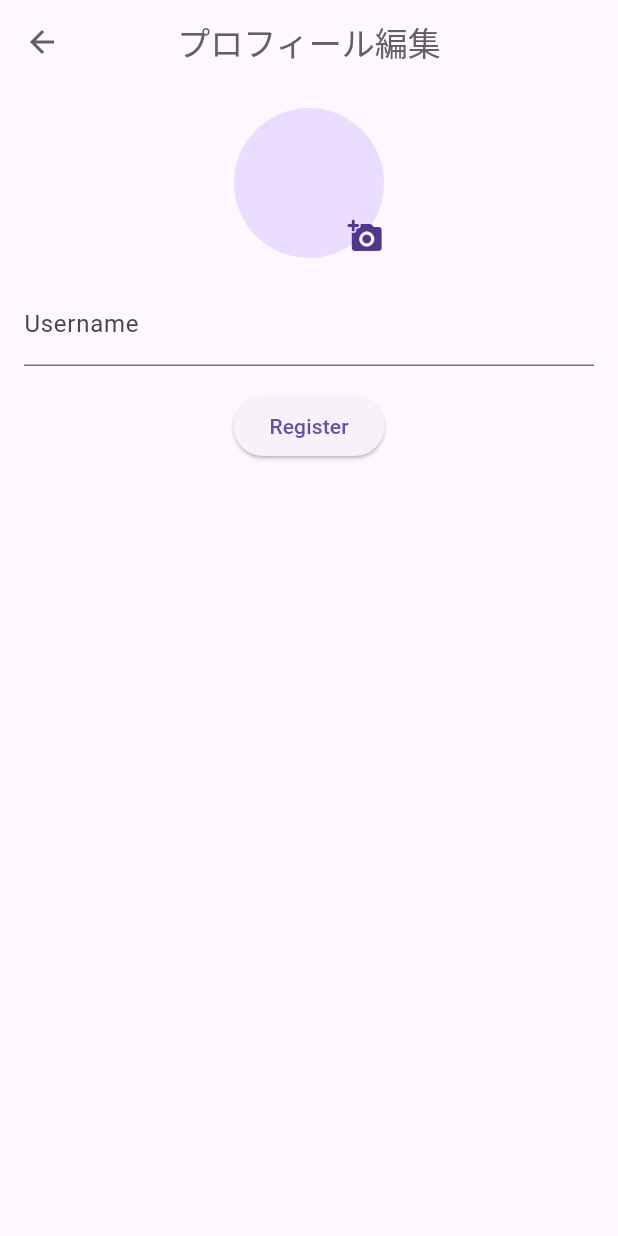
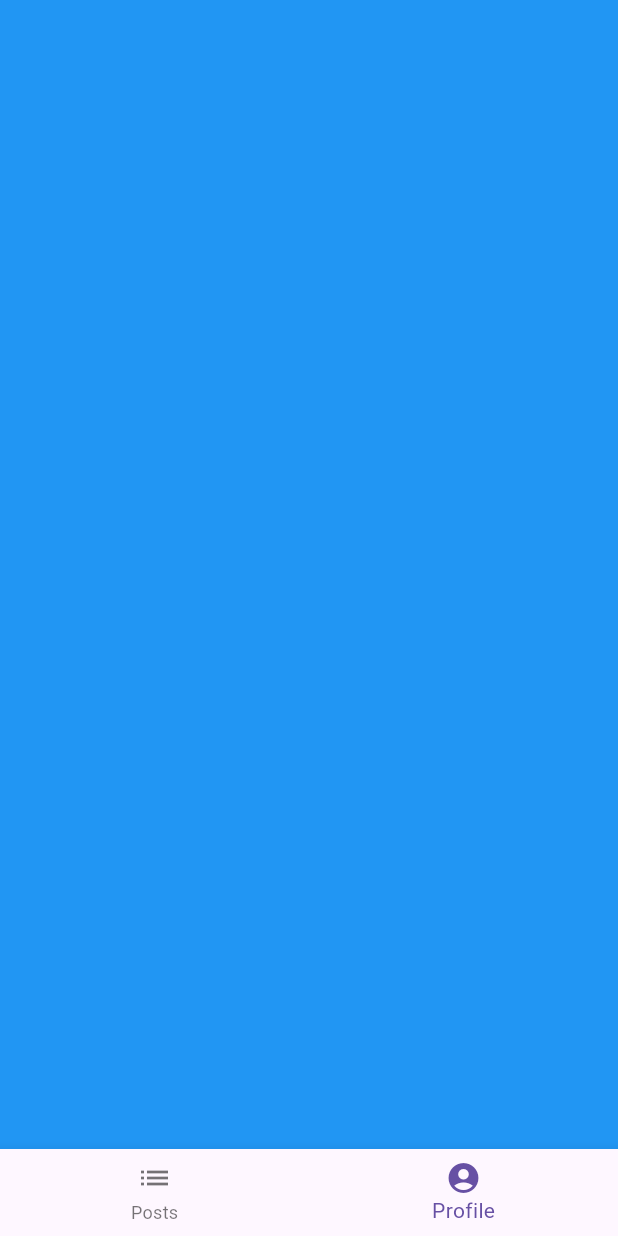
Before and after one commit to nozomi-koborinai/flutter-layered-architecture, a Flutter app: the ProfileEditPage screen opened directly, after a tap on "Register", on a phone screen of 412 x 824 dp. Run offline on Flutter 3.47's test engine with Material 2 defaults, Android fonts, the phone set to English and light mode, and no system bars; our stand-ins replace flutter_riverpod, freezed_annotation, image_picker.

Commit message:
🚀 feat: Mock だけでログイン周りの動作をできるように対応

```diff
--- /dev/null
+++ b/lib/presentation/page/post/home_page.dart
@@ -0,0 +1,61 @@
+import 'package:flutter/material.dart';
+import 'package:flutter_riverpod/flutter_riverpod.dart';
+
+/// ボトムバー選択中インデックスプロバイダー
+final currentIndexProvider = StateProvider<int>((_) => IndexMode.list.index);
+
+/// インデックスモード
+enum IndexMode {
+  /// 投稿一覧
+  list,
+
+  /// プロフィール
+  profile,
+}
+
+/// ホームページ
+class HomePage extends ConsumerWidget {
+  final List<Widget> _children = [
+    const MockWidget(Colors.green),
+    const MockWidget(Colors.blue),
+  ];
+
+  HomePage({super.key});
+
+  @override
+  Widget build(BuildContext context, WidgetRef ref) {
+    final index = ref.watch(currentIndexProvider);
+    return Scaffold(
+      body: _children[index],
+      bottomNavigationBar: BottomNavigationBar(
+        onTap: (index) =>
+            ref.watch(currentIndexProvider.notifier).state = index,
+        currentIndex: index,
+        items: const [
+          BottomNavigationBarItem(
+            icon: Icon(Icons.list),
+            label: 'Posts',
+          ),
+          BottomNavigationBarItem(
+            icon: Icon(Icons.account_circle),
+            label: 'Profile',
+          )
+        ],
+      ),
+    );
+  }
+}
+
+/// それぞれのページが完成するまでの仮ウィジェット
+class MockWidget extends StatelessWidget {
+  final Color color;
+
+  const MockWidget(this.color, {super.key});
+
+  @override
+  Widget build(BuildContext context) {
+    return Container(
+      color: color,
+    );
+  }
+}
--- a/lib/presentation/page/user/component/register_button.dart
+++ b/lib/presentation/page/user/component/register_button.dart
@@ -1,6 +1,7 @@
 import 'package:flutter/material.dart';
 import 'package:flutter_reference_app_2/application/usecase/user/state/user_provider.dart';
 import 'package:flutter_reference_app_2/application/usecase/user/user_usecase.dart';
+import 'package:flutter_reference_app_2/presentation/page/post/home_page.dart';
 import 'package:flutter_reference_app_2/presentation/page/user/component/text_field.dart';
 import 'package:flutter_reference_app_2/presentation/page/user/component/user_image_edit.dart';
 import 'package:flutter_riverpod/flutter_riverpod.dart';
@@ -17,6 +18,12 @@ class RegisterButton extends ConsumerWidget {
               userName: ref.watch(userNameControllerProvider).text,
               image: ref.watch(selectedImageProvider),
             );
+        ref.watch(currentIndexProvider.notifier).state =
+            IndexMode.profile.index;
+        Navigator.push(
+          context,
+          MaterialPageRoute(builder: (context) => HomePage()),
+        );
       },
       child: const Text('Register'),
     );
--- a/lib/presentation/page/user/profile_edit_page.dart
+++ b/lib/presentation/page/user/profile_edit_page.dart
@@ -12,7 +12,7 @@ class ProfileEditPage extends ConsumerWidget {
   Widget build(BuildContext context, WidgetRef ref) {
     return Scaffold(
       appBar: AppBar(
-        title: const Text('プロフィール編集'),
+        title: const Text('Profile Edit'),
       ),
       body: const Padding(
         padding: EdgeInsets.all(16.0),
--- a/lib/presentation/page/user/profile_page.dart
+++ b/lib/presentation/page/user/profile_page.dart
@@ -12,7 +12,7 @@ class ProfilePage extends ConsumerWidget {
     final user = ref.watch(userProvider);
     return Scaffold(
       appBar: AppBar(
-        title: const Text('プロフィール'),
+        title: const Text('Profile'),
       ),
       body: Padding(
         padding: const EdgeInsets.all(16.0),
```
Also changed, not shown: lib/application/usecase/user/user_usecase.dart (+15 -4 lines), lib/presentation/page/user/component/signin_button.dart (+11 -4 lines), lib/presentation/page/post/post_view_page.dart (added).
